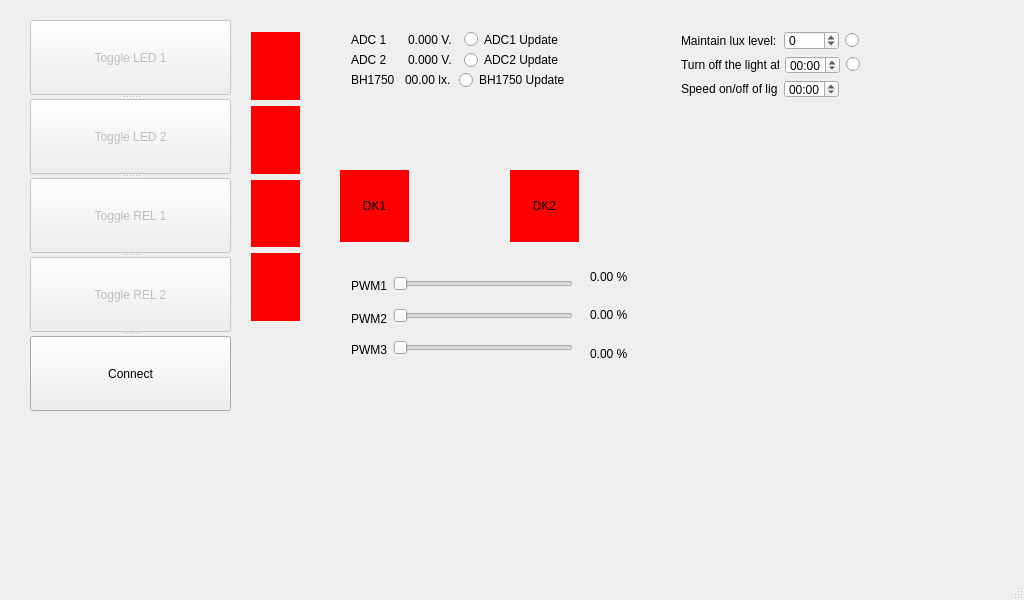
First picture: the form in USB_PC/MainWindow.ui, repository DmitryShalaev/LED-brightness-control, before the edit.
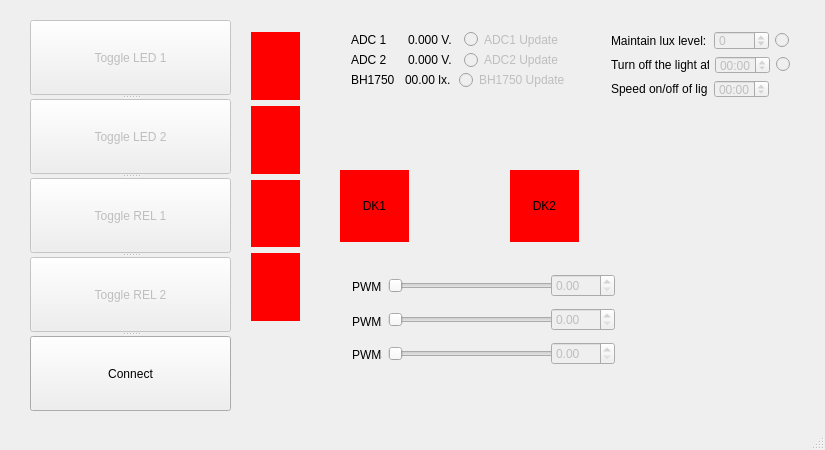
Second picture: the form after the edit.

The edit to the form file:
```diff
--- a/USB_PC/MainWindow.ui
+++ b/USB_PC/MainWindow.ui
@@ -12,8 +12,8 @@
    <rect>
     <x>0</x>
     <y>0</y>
-    <width>1024</width>
-    <height>600</height>
+    <width>825</width>
+    <height>450</height>
    </rect>
   </property>
   <property name="sizePolicy">
@@ -24,14 +24,14 @@
   </property>
   <property name="minimumSize">
    <size>
-    <width>1024</width>
-    <height>600</height>
+    <width>825</width>
+    <height>450</height>
    </size>
   </property>
   <property name="maximumSize">
    <size>
-    <width>1024</width>
-    <height>600</height>
+    <width>825</width>
+    <height>450</height>
    </size>
   </property>
   <property name="windowTitle">
@@ -106,147 +106,6 @@
      </property>
     </widget>
    </widget>
-   <widget class="QWidget" name="layoutWidget">
-    <property name="geometry">
-     <rect>
-      <x>340</x>
-      <y>260</y>
-      <width>244</width>
-      <height>111</height>
-     </rect>
-    </property>
-    <layout class="QVBoxLayout" name="verticalLayout">
-     <item>
-      <layout class="QHBoxLayout" name="horizontalLayout_3">
-       <item>
-        <widget class="QLabel" name="label">
-         <property name="minimumSize">
-          <size>
-           <width>30</width>
-           <height>30</height>
-          </size>
-         </property>
-         <property name="text">
-          <string>PWM1</string>
-         </property>
-        </widget>
-       </item>
-       <item>
-        <widget class="QSlider" name="S_PWM1">
-         <property name="enabled">
-          <bool>false</bool>
-         </property>
-         <property name="minimumSize">
-          <size>
-           <width>172</width>
-           <height>15</height>
-          </size>
-         </property>
-         <property name="minimum">
-          <number>0</number>
-         </property>
-         <property name="maximum">
-          <number>255</number>
-         </property>
-         <property name="singleStep">
-          <number>1</number>
-         </property>
-         <property name="pageStep">
-          <number>1</number>
-         </property>
-         <property name="orientation">
-          <enum>Qt::Horizontal</enum>
-         </property>
-        </widget>
-       </item>
-      </layout>
-     </item>
-     <item>
-      <layout class="QHBoxLayout" name="horizontalLayout_2">
-       <item>
-        <widget class="QLabel" name="label_2">
-         <property name="minimumSize">
-          <size>
-           <width>30</width>
-           <height>31</height>
-          </size>
-         </property>
-         <property name="text">
-          <string>PWM2</string>
-         </property>
-        </widget>
-       </item>
-       <item>
-        <widget class="QSlider" name="S_PWM2">
-         <property name="enabled">
-          <bool>false</bool>
-         </property>
-         <property name="minimumSize">
-          <size>
-           <width>172</width>
-           <height>15</height>
-          </size>
-         </property>
-         <property name="minimum">
-          <number>0</number>
-         </property>
-         <property name="maximum">
-          <number>255</number>
-         </property>
-         <property name="pageStep">
-          <number>1</number>
-         </property>
-         <property name="orientation">
-          <enum>Qt::Horizontal</enum>
-         </property>
-        </widget>
-       </item>
-      </layout>
-     </item>
-     <item>
-      <layout class="QHBoxLayout" name="horizontalLayout56">
-       <item>
-        <widget class="QLabel" name="label_3">
-         <property name="minimumSize">
-          <size>
-           <width>30</width>
-           <height>30</height>
-          </size>
-         </property>
-         <property name="text">
-          <string>PWM3</string>
-         </property>
-        </widget>
-       </item>
-       <item>
-        <widget class="QSlider" name="S_PWM3">
-         <property name="enabled">
-          <bool>false</bool>
-         </property>
-         <property name="minimumSize">
-          <size>
-           <width>172</width>
-           <height>15</height>
-          </size>
-         </property>
-         <property name="minimum">
-          <number>0</number>
-         </property>
-         <property name="maximum">
-          <number>255</number>
-         </property>
-         <property name="pageStep">
-          <number>1</number>
-         </property>
-         <property name="orientation">
-          <enum>Qt::Horizontal</enum>
-         </property>
-        </widget>
-       </item>
-      </layout>
-     </item>
-    </layout>
-   </widget>
    <widget class="QWidget" name="layoutWidget1">
     <property name="geometry">
      <rect>
@@ -299,63 +158,6 @@
      </item>
     </layout>
    </widget>
-   <widget class="QLabel" name="L_PWM1">
-    <property name="geometry">
-     <rect>
-      <x>590</x>
-      <y>262</y>
-      <width>51</width>
-      <height>30</height>
-     </rect>
-    </property>
-    <property name="sizePolicy">
-     <sizepolicy hsizetype="Preferred" vsizetype="Preferred">
-      <horstretch>0</horstretch>
-      <verstretch>0</verstretch>
-     </sizepolicy>
-    </property>
-    <property name="text">
-     <string>&lt;html&gt;&lt;head/&gt;&lt;body&gt;&lt;p&gt;0.00 %&lt;/p&gt;&lt;/body&gt;&lt;/html&gt;</string>
-    </property>
-   </widget>
-   <widget class="QLabel" name="L_PWM3">
-    <property name="geometry">
-     <rect>
-      <x>590</x>
-      <y>339</y>
-      <width>51</width>
-      <height>30</height>
-     </rect>
-    </property>
-    <property name="sizePolicy">
-     <sizepolicy hsizetype="Preferred" vsizetype="Preferred">
-      <horstretch>0</horstretch>
-      <verstretch>0</verstretch>
-     </sizepolicy>
-    </property>
-    <property name="text">
-     <string>&lt;html&gt;&lt;head/&gt;&lt;body&gt;&lt;p&gt;0.00 %&lt;/p&gt;&lt;/body&gt;&lt;/html&gt;</string>
-    </property>
-   </widget>
-   <widget class="QLabel" name="L_PWM2">
-    <property name="geometry">
-     <rect>
-      <x>590</x>
-      <y>300</y>
-      <width>51</width>
-      <height>31</height>
-     </rect>
-    </property>
-    <property name="sizePolicy">
-     <sizepolicy hsizetype="Preferred" vsizetype="Preferred">
-      <horstretch>0</horstretch>
-      <verstretch>0</verstretch>
-     </sizepolicy>
-    </property>
-    <property name="text">
-     <string>&lt;html&gt;&lt;head/&gt;&lt;body&gt;&lt;p&gt;0.00 %&lt;/p&gt;&lt;/body&gt;&lt;/html&gt;</string>
-    </property>
-   </widget>
    <widget class="QLabel" name="L_DK1">
     <property name="geometry">
      <rect>
@@ -388,10 +190,10 @@
      <string>&lt;html&gt;&lt;head/&gt;&lt;body&gt;&lt;p align=&quot;center&quot;&gt;DK2&lt;/p&gt;&lt;/body&gt;&lt;/html&gt;</string>
     </property>
    </widget>
-   <widget class="QWidget" name="layoutWidget">
+   <widget class="QWidget" name="layoutWidget2">
     <property name="geometry">
      <rect>
-      <x>670</x>
+      <x>600</x>
       <y>20</y>
       <width>201</width>
       <height>89</height>
@@ -409,6 +211,9 @@
        </item>
        <item>
         <widget class="QSpinBox" name="SB_MaintainLuxLevel">
+         <property name="enabled">
+          <bool>false</bool>
+         </property>
          <property name="maximumSize">
           <size>
            <width>55</width>
@@ -446,6 +251,9 @@
        </item>
        <item>
         <widget class="QRadioButton" name="RB_MaintainLuxLevel">
+         <property name="enabled">
+          <bool>false</bool>
+         </property>
          <property name="maximumSize">
           <size>
            <width>15</width>
@@ -473,6 +281,9 @@
        </item>
        <item>
         <widget class="QTimeEdit" name="TE_TurnOffLight">
+         <property name="enabled">
+          <bool>false</bool>
+         </property>
          <property name="maximumSize">
           <size>
            <width>55</width>
@@ -523,6 +334,9 @@
        </item>
        <item>
         <widget class="QRadioButton" name="RB_TurnOffLight">
+         <property name="enabled">
+          <bool>false</bool>
+         </property>
          <property name="maximumSize">
           <size>
            <width>15</width>
@@ -553,6 +367,9 @@
        </item>
        <item>
         <widget class="QTimeEdit" name="TE_SpeedOnOffLight">
+         <property name="enabled">
+          <bool>false</bool>
+         </property>
          <property name="maximumSize">
           <size>
            <width>55</width>
@@ -653,6 +470,9 @@
        </item>
        <item>
         <widget class="QRadioButton" name="RB_ADC1">
+         <property name="enabled">
+          <bool>false</bool>
+         </property>
          <property name="text">
           <string>ADC1 Update</string>
          </property>
@@ -685,6 +505,9 @@
        </item>
        <item>
         <widget class="QRadioButton" name="RB_ADC2">
+         <property name="enabled">
+          <bool>false</bool>
+         </property>
          <property name="text">
           <string>ADC2 Update</string>
          </property>
@@ -717,6 +540,9 @@
        </item>
        <item>
         <widget class="QRadioButton" name="RB_BH1750">
+         <property name="enabled">
+          <bool>false</bool>
+         </property>
          <property name="text">
           <string>BH1750 Update</string>
          </property>
@@ -729,6 +555,201 @@
      </item>
     </layout>
    </widget>
+   <widget class="QWidget" name="">
+    <property name="geometry">
+     <rect>
+      <x>341</x>
+      <y>261</y>
+      <width>285</width>
+      <height>117</height>
+     </rect>
+    </property>
+    <layout class="QVBoxLayout" name="verticalLayout">
+     <item>
+      <layout class="QHBoxLayout" name="horizontalLayout_12">
+       <item>
+        <layout class="QHBoxLayout" name="horizontalLayout_3">
+         <item>
+          <widget class="QLabel" name="label">
+           <property name="minimumSize">
+            <size>
+             <width>30</width>
+             <height>30</height>
+            </size>
+           </property>
+           <property name="text">
+            <string>PWM1</string>
+           </property>
+          </widget>
+         </item>
+         <item>
+          <widget class="QSlider" name="S_PWM1">
+           <property name="enabled">
+            <bool>false</bool>
+           </property>
+           <property name="minimumSize">
+            <size>
+             <width>172</width>
+             <height>15</height>
+            </size>
+           </property>
+           <property name="minimum">
+            <number>0</number>
+           </property>
+           <property name="maximum">
+            <number>255</number>
+           </property>
+           <property name="singleStep">
+            <number>1</number>
+           </property>
+           <property name="pageStep">
+            <number>1</number>
+           </property>
+           <property name="orientation">
+            <enum>Qt::Horizontal</enum>
+           </property>
+          </widget>
+         </item>
+        </layout>
+       </item>
+       <item>
+        <widget class="QDoubleSpinBox" name="SB_PWM1">
+         <property name="enabled">
+          <bool>false</bool>
+         </property>
+         <property name="suffix">
+          <string/>
+         </property>
+         <property name="maximum">
+          <double>100.000000000000000</double>
+         </property>
+         <property name="singleStep">
+          <double>0.500000000000000</double>
+         </property>
+        </widget>
+       </item>
+      </layout>
+     </item>
+     <item>
+      <layout class="QHBoxLayout" name="horizontalLayout_13">
+       <item>
+        <layout class="QHBoxLayout" name="horizontalLayout_2">
+         <item>
+          <widget class="QLabel" name="label_2">
+           <property name="minimumSize">
+            <size>
+             <width>30</width>
+             <height>31</height>
+            </size>
+           </property>
+           <property name="text">
+            <string>PWM2</string>
+           </property>
+          </widget>
+         </item>
+         <item>
+          <widget class="QSlider" name="S_PWM2">
+           <property name="enabled">
+            <bool>false</bool>
+           </property>
+           <property name="minimumSize">
+            <size>
+             <width>172</width>
+             <height>15</height>
+            </size>
+           </property>
+           <property name="minimum">
+            <number>0</number>
+           </property>
+           <property name="maximum">
+            <number>255</number>
+           </property>
+           <property name="pageStep">
+            <number>1</number>
+           </property>
+           <property name="orientation">
+            <enum>Qt::Horizontal</enum>
+           </property>
+          </widget>
+         </item>
+        </layout>
+       </item>
+       <item>
+        <widget class="QDoubleSpinBox" name="SB_PWM2">
+         <property name="enabled">
+          <bool>false</bool>
+         </property>
+         <property name="maximum">
+          <double>100.000000000000000</double>
+         </property>
+         <property name="singleStep">
+          <double>0.500000000000000</double>
+         </property>
+        </widget>
+       </item>
+      </layout>
+     </item>
+     <item>
+      <layout class="QHBoxLayout" name="horizontalLayout_14">
+       <item>
+        <layout class="QHBoxLayout" name="horizontalLayout56">
+         <item>
+          <widget class="QLabel" name="label_3">
+           <property name="minimumSize">
+            <size>
+             <width>30</width>
+             <height>30</height>
+            </size>
+           </property>
+           <property name="text">
+            <string>PWM3</string>
+           </property>
+          </widget>
+         </item>
+         <item>
+          <widget class="QSlider" name="S_PWM3">
+           <property name="enabled">
+            <bool>false</bool>
+           </property>
+           <property name="minimumSize">
+            <size>
+             <width>172</width>
+             <height>15</height>
+            </size>
+           </property>
+           <property name="minimum">
+            <number>0</number>
+           </property>
+           <property name="maximum">
+            <number>255</number>
+           </property>
+           <property name="pageStep">
+            <number>1</number>
+           </property>
+           <property name="orientation">
+            <enum>Qt::Horizontal</enum>
+           </property>
+          </widget>
+         </item>
+        </layout>
+       </item>
+       <item>
+        <widget class="QDoubleSpinBox" name="SB_PWM3">
+         <property name="enabled">
+          <bool>false</bool>
+         </property>
+         <property name="maximum">
+          <double>100.000000000000000</double>
+         </property>
+         <property name="singleStep">
+          <double>0.500000000000000</double>
+         </property>
+        </widget>
+       </item>
+      </layout>
+     </item>
+    </layout>
+   </widget>
   </widget>
   <widget class="QStatusBar" name="statusBar"/>
  </widget>
```
